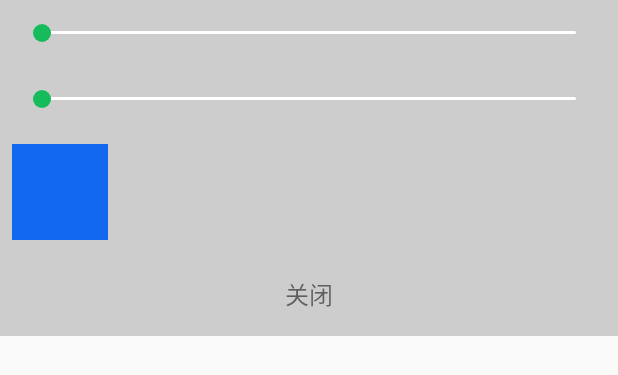
After one commit to WuLiFei/LyricViewDemo, an Android app: the layout view_setting.xml on its own in the app's theme, with its tools: preview values and no code run, on a phone screen of 412 x 824 dp. The commit adds this screen. Shown: the top 375 px of the screen. Run offline under Robolectric (Android 15) with nearby library versions, the phone set to English and light mode, and no system bars.

Commit message:
first commit !

```diff
--- /dev/null
+++ b/app/src/main/res/layout/view_setting.xml
@@ -0,0 +1,59 @@
+<?xml version="1.0" encoding="utf-8"?>
+<LinearLayout xmlns:android="http://schemas.android.com/apk/res/android"
+    xmlns:tools="http://schemas.android.com/tools"
+    android:layout_height="wrap_content"
+    android:layout_width="match_parent"
+    android:orientation="vertical"
+    tools:background="#CDCDCD" >
+
+    <SeekBar
+        android:layout_marginTop="16dp"
+        android:layout_marginLeft="12dp"
+        android:layout_marginRight="12dp"
+        android:layout_marginBottom="16dp"
+        android:progressDrawable="@drawable/layer_player_playing_progress"
+        android:thumb="@drawable/selector_player_playing_thumb"
+        android:id="@android:id/progress"
+        android:layout_width="match_parent"
+        android:layout_height="wrap_content"
+        android:maxHeight="2.0dip"
+        android:minHeight="2.0dip" />
+
+    <SeekBar
+        android:layout_marginTop="16dp"
+        android:layout_marginLeft="12dp"
+        android:layout_marginRight="12dp"
+        android:layout_marginBottom="16dp"
+        android:progressDrawable="@drawable/layer_player_playing_progress"
+        android:thumb="@drawable/selector_player_playing_thumb"
+        android:id="@android:id/progress"
+        android:layout_width="match_parent"
+        android:layout_height="wrap_content"
+        android:maxHeight="2.0dip"
+        android:minHeight="2.0dip" />
+
+    <HorizontalScrollView
+        android:layout_width="match_parent"
+        android:layout_height="wrap_content" >
+
+        <LinearLayout
+            android:padding="8dp"
+            android:orientation="horizontal"
+            android:layout_width="match_parent"
+            android:layout_height="wrap_content" >
+
+            <View
+                android:background="#1269EF"
+                android:layout_width="64dp"
+                android:layout_height="64dp" />
+        </LinearLayout>
+    </HorizontalScrollView>
+
+    <TextView
+        android:textSize="16sp"
+        android:text="关闭"
+        android:padding="16dp"
+        android:gravity="center"
+        android:layout_width="match_parent"
+        android:layout_height="wrap_content" />
+</LinearLayout>
```
Also changed, not shown: app/src/main/java/com/example/mariostudio/lyricviewdemo/activity/MainActivity.java (+17 -1 lines), app/src/main/java/com/example/mariostudio/lyricviewdemo/view/CustomRelativeLayout.java (added, +71 -0 lines), app/src/main/java/com/example/mariostudio/lyricviewdemo/view/CustomSettingView.java (added, +35 -0 lines), app/src/main/res/layout/activity_main.xml (+15 -3 lines), app/src/main/res/layout/layout_setting.xml (+10 -4 lines).
